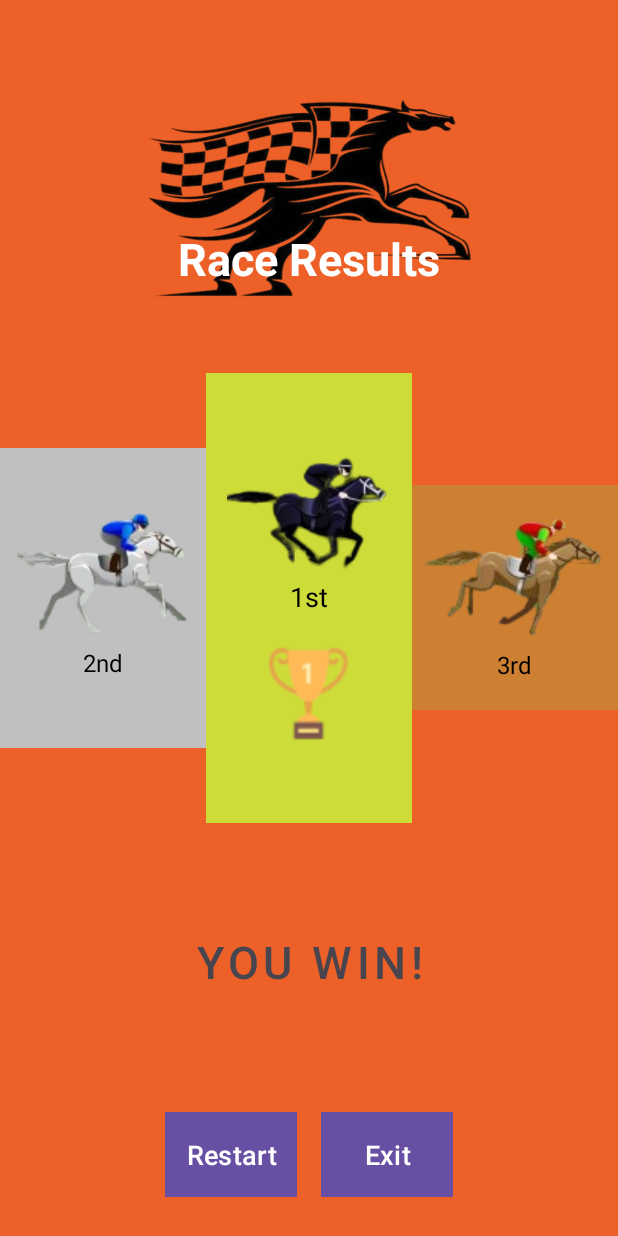
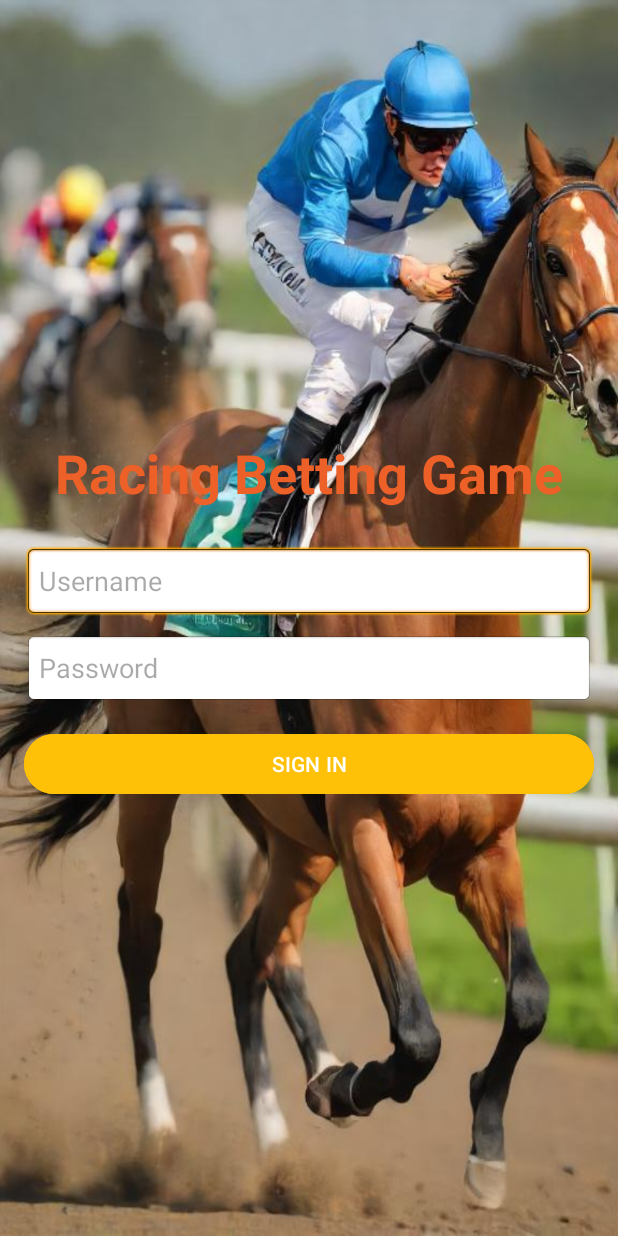
Before and after one commit to pnhphuong-work1/racing-app-android, an Android app: the screen it shows after launch (MainActivity before the commit, Login after it), on a phone screen of 412 x 824 dp. Run offline under Robolectric (Android 15) with nearby library versions, the phone set to English and light mode, and no system bars.

Commit message:
DoneLogin

```diff
--- a/app/src/main/AndroidManifest.xml
+++ b/app/src/main/AndroidManifest.xml
@@ -13,7 +13,7 @@
         android:theme="@style/Theme.RacingApp"
         tools:targetApi="31">
         <activity
-            android:name=".Login"
+            android:name=".MainActivity"
             android:exported="false">
 
         </activity>
@@ -27,7 +27,7 @@
             android:exported="false">
         </activity>
         <activity
-            android:name=".MainActivity"
+            android:name=".Login"
             android:exported="true">
             <intent-filter>
                 <action android:name="android.intent.action.MAIN" />
--- a/app/src/main/java/com/example/racingapp/Login.java
+++ b/app/src/main/java/com/example/racingapp/Login.java
@@ -1,6 +1,14 @@
 package com.example.racingapp;
 
+import android.content.Intent;
 import android.os.Bundle;
+import android.text.TextUtils;
+import android.view.View;
+import android.view.ViewGroup;
+import android.widget.Button;
+import android.widget.EditText;
+import android.widget.TextView;
+import android.widget.Toast;
 
 import androidx.activity.EdgeToEdge;
 import androidx.appcompat.app.AppCompatActivity;
@@ -8,12 +16,92 @@ import androidx.core.graphics.Insets;
 import androidx.core.view.ViewCompat;
 import androidx.core.view.WindowInsetsCompat;
 
-public class Login extends AppCompatActivity {
+import java.util.ArrayList;
+import java.util.List;
+
+public class Login extends AppCompatActivity implements View.OnClickListener {
+
+    private EditText edtUserName;
+    private EditText etPassword;
+    private Button btnSignin;
+    private  final String REQUIRE ="Require";
+
+    private List<User> userList = new ArrayList<>();
+
 
     @Override
     protected void onCreate(Bundle savedInstanceState) {
         super.onCreate(savedInstanceState);
         setContentView(R.layout.activity_login);
 
+
+        edtUserName =findViewById(R.id.username);
+        etPassword =findViewById(R.id.password);
+        //NotAccountyet =findViewById(R.id.NotAccountyet);
+        btnSignin =findViewById(R.id.SignInLoginPage);
+     btnSignin.setOnClickListener(this);
+
+
+
+        userList.add(new User("user1", "password1", 100.0));
+        userList.add(new User("user2", "password2", 200.0));
+        userList.add(new User("user3", "password3", 300.0));
+
+
+
+        ViewCompat.setOnApplyWindowInsetsListener(findViewById(R.id.LoginPage), (v, insets) -> {
+            Insets systemBars = insets.getInsets(WindowInsetsCompat.Type.systemBars());
+            v.setPadding(systemBars.left, systemBars.top, systemBars.right, systemBars.bottom);
+            return insets;
+        });
+    }
+
+    @Override
+    public void onClick(View view) {
+            BettingForm(); // Call your sign-in method here
+
+
+    }
+    private  boolean checkInput (){
+        if (TextUtils.isEmpty(edtUserName.getText().toString())){
+            edtUserName.setError(REQUIRE);
+            return false;
+
+        }
+        if(TextUtils.isEmpty(etPassword.getText().toString())){
+            etPassword.setError(REQUIRE);
+            return false;
+        }
+        return  true;
+
+
+    }
+    private User validateUser(String username, String password) {
+        for (User user : userList) {
+            if (user.getUsername().equals(username) && user.getPassword().equals(password)) {
+                return user; // Return the valid user
+            }
+        }
+        return null; // Invalid login
+    }
+
+    private void BettingForm() {
+        if(!checkInput()){
+            return;
+        }
+        User loggedInUser = validateUser(edtUserName.getText().toString(), etPassword.getText().toString());
+        if (loggedInUser != null) {
+            Intent intent = new Intent(this, BettingActivity.class);
+            intent.putExtra("username", loggedInUser.getUsername());
+            intent.putExtra("balance", loggedInUser.getBalance());
+            startActivity(intent);
+        } else {
+            // Show error message
+            Toast.makeText(this, "Invalid credentials", Toast.LENGTH_SHORT).show();
+        }
+      /*  Intent intent = new Intent(this,BettingActivity.class);
+        startActivity(intent);
+        finish();
+*/
     }
 }
--- /dev/null
+++ b/app/src/main/java/com/example/racingapp/User.java
@@ -0,0 +1,37 @@
+package com.example.racingapp;
+
+public class User {
+    public User(String username, String password, double balance) {
+        this.username = username;
+        Password = password;
+        this.balance = balance;
+    }
+
+    private String username;
+    private String Password;
+    private double balance;
+
+    public String getUsername() {
+        return username;
+    }
+
+    public void setUsername(String username) {
+        this.username = username;
+    }
+
+    public String getPassword() {
+        return Password;
+    }
+
+    public void setPassword(String password) {
+        Password = password;
+    }
+
+    public double getBalance() {
+        return balance;
+    }
+
+    public void setBalance(double balance) {
+        this.balance = balance;
+    }
+}
--- a/app/src/main/res/layout/activity_login.xml
+++ b/app/src/main/res/layout/activity_login.xml
@@ -7,7 +7,9 @@
     android:gravity="center"
     android:padding="16dp"
     android:background="@drawable/horse_background"
-    tools:context=".Login">
+    tools:context=".Login"
+    android:id="@+id/LoginPage"
+    >
 
     <!-- Sign In Form Title -->
 
@@ -22,32 +24,37 @@
         android:text="Racing Betting Game"
         android:textSize="36sp"
         android:textStyle="bold"
-        android:textColor="#ED6129"/>
+        android:textColor="#ED6129"
+
+        />
 
     <EditText
-        android:id="@+id/etUsername"
+        android:id="@+id/username"
         android:layout_width="match_parent"
         android:layout_height="wrap_content"
         android:hint="Username"
         android:padding="10dp"
+        android:minHeight="48dp"
         android:background="@android:drawable/editbox_background"
         android:layout_marginBottom="10dp"/>
 
     <!-- Password Input -->
     <EditText
-        android:id="@+id/etPassword"
+        android:id="@+id/password"
         android:layout_width="match_parent"
         android:layout_height="wrap_content"
         android:hint="Password"
         android:inputType="textPassword"
         android:padding="10dp"
         android:background="@android:drawable/editbox_background"
-        android:layout_marginBottom="16dp"/>
+        android:layout_marginBottom="16dp"
+        android:minHeight="48dp"
+        />
 
 
     <!-- Sign In Button -->
     <Button
-        android:id="@+id/btnSignIn"
+        android:id="@+id/SignInLoginPage"
         android:layout_width="match_parent"
         android:layout_height="wrap_content"
         android:text="SIGN IN"
@@ -60,3 +67,55 @@
         android:layout_gravity="center"/>
 
 </LinearLayout>
+
+<!--<LinearLayout
+    xmlns:android="http://schemas.android.com/apk/res/android"
+    android:layout_width="match_parent"
+    android:layout_height="match_parent"
+    android:layout_weight="5"
+    android:orientation="vertical"
+    android:id="@+id/LoginPage"
+
+    >-->
+    <!--<TextView
+        android:layout_width="match_parent"
+        android:layout_height="wrap_content"
+        android:text="Sign In form"
+        android:textSize="30dp"
+        android:gravity="center"
+        android:layout_marginTop="30dp"
+        />
+    <EditText
+        android:id="@+id/username"
+        android:layout_width="match_parent"
+        android:hint="Username"
+        android:layout_height="wrap_content"
+        android:minHeight="48dp"
+        />
+    <EditText
+        android:id="@+id/password"
+        android:layout_width="match_parent"
+        android:hint="Password"
+        android:layout_height="wrap_content"
+        android:minHeight="48dp"
+        />
+    <TextView
+        android:id="@+id/NotAccountyet"
+        android:layout_width="match_parent"
+        android:layout_height="wrap_content"
+        android:gravity="center"
+        android:text="NO ACCOUNT YET? CREATE ONE"
+        android:textColor="@android:color/holo_blue_light"
+        android:autoLink="web"
+        android:clickable="true"
+        android:layout_marginTop="20dp"
+        android:layout_gravity="center"
+        android:minHeight="48dp"/>
+    <Button
+        android:id="@+id/SignInLoginPage"
+        android:layout_width="match_parent"
+        android:layout_height="wrap_content"
+        android:text="SIGN IN"
+        ></Button>-->
+
+<!--</LinearLayout>-->
```
